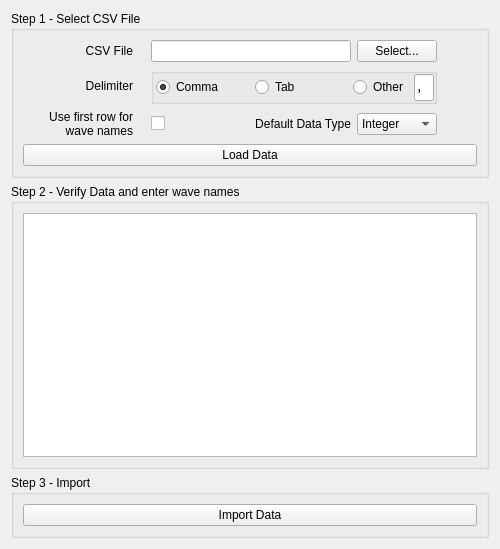
Before: the Qt Designer form ui/Ui_ImportCSV.ui in bbreslauer/PySciPlot, drawn with Qt 5.
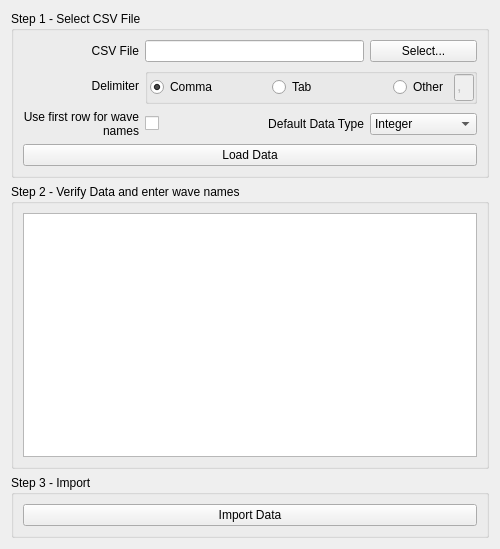
After: the same form once the commit is applied.

```diff
--- a/ui/Ui_ImportCSV.ui
+++ b/ui/Ui_ImportCSV.ui
@@ -22,6 +22,9 @@
      <property name="alignment">
       <set>Qt::AlignLeading|Qt::AlignLeft|Qt::AlignTop</set>
      </property>
+     <property name="checkable">
+      <bool>false</bool>
+     </property>
      <layout class="QGridLayout" name="gridLayout">
       <item row="0" column="0">
        <widget class="QLabel" name="label">
@@ -33,7 +36,7 @@
         </property>
        </widget>
       </item>
-      <item row="0" column="3" colspan="2">
+      <item row="0" column="1" colspan="2">
        <widget class="QLineEdit" name="csvFileName">
         <property name="sizePolicy">
          <sizepolicy hsizetype="Minimum" vsizetype="Fixed">
@@ -49,13 +52,6 @@
         </property>
        </widget>
       </item>
-      <item row="0" column="5">
-       <widget class="QPushButton" name="csvFileNameButton">
-        <property name="text">
-         <string>Select...</string>
-        </property>
-       </widget>
-      </item>
       <item row="1" column="0">
        <widget class="QLabel" name="label_2">
         <property name="text">
@@ -66,20 +62,13 @@
         </property>
        </widget>
       </item>
-      <item row="4" column="0" colspan="7">
+      <item row="4" column="0" colspan="4">
        <widget class="QPushButton" name="loadDataButton">
         <property name="text">
          <string>Load Data</string>
         </property>
        </widget>
       </item>
-      <item row="2" column="3">
-       <widget class="QCheckBox" name="firstRowWaveNames">
-        <property name="text">
-         <string/>
-        </property>
-       </widget>
-      </item>
       <item row="2" column="0">
        <widget class="QLabel" name="label_3">
         <property name="minimumSize">
@@ -102,7 +91,7 @@
         </property>
        </widget>
       </item>
-      <item row="1" column="3" colspan="3">
+      <item row="1" column="1" colspan="3">
        <widget class="QGroupBox" name="groupBox_4">
         <property name="sizePolicy">
          <sizepolicy hsizetype="Preferred" vsizetype="Preferred">
@@ -173,6 +162,9 @@
          </item>
          <item>
           <widget class="QLineEdit" name="otherDelimiter">
+           <property name="enabled">
+            <bool>false</bool>
+           </property>
            <property name="sizePolicy">
             <sizepolicy hsizetype="Fixed" vsizetype="Fixed">
              <horstretch>0</horstretch>
@@ -210,20 +202,24 @@
         </layout>
        </widget>
       </item>
-      <item row="0" column="6">
-       <spacer name="horizontalSpacer">
-        <property name="orientation">
-         <enum>Qt::Horizontal</enum>
+      <item row="2" column="1">
+       <widget class="QCheckBox" name="firstRowWaveNames">
+        <property name="text">
+         <string/>
         </property>
-        <property name="sizeHint" stdset="0">
-         <size>
-          <width>40</width>
-          <height>20</height>
-         </size>
+       </widget>
+      </item>
+      <item row="2" column="2">
+       <widget class="QLabel" name="label_4">
+        <property name="text">
+         <string>Default Data Type</string>
         </property>
-       </spacer>
+        <property name="alignment">
+         <set>Qt::AlignRight|Qt::AlignTrailing|Qt::AlignVCenter</set>
+        </property>
+       </widget>
       </item>
-      <item row="2" column="5">
+      <item row="2" column="3">
        <widget class="QComboBox" name="defaultDataType">
         <item>
          <property name="text">
@@ -242,13 +238,10 @@
         </item>
        </widget>
       </item>
-      <item row="2" column="4">
-       <widget class="QLabel" name="label_4">
+      <item row="0" column="3">
+       <widget class="QPushButton" name="csvFileNameButton">
         <property name="text">
-         <string>Default Data Type</string>
-        </property>
-        <property name="alignment">
-         <set>Qt::AlignRight|Qt::AlignTrailing|Qt::AlignVCenter</set>
+         <string>Select...</string>
         </property>
        </widget>
       </item>
```
Left out of the diff: 19 changed lines with no effect on the pictures.
